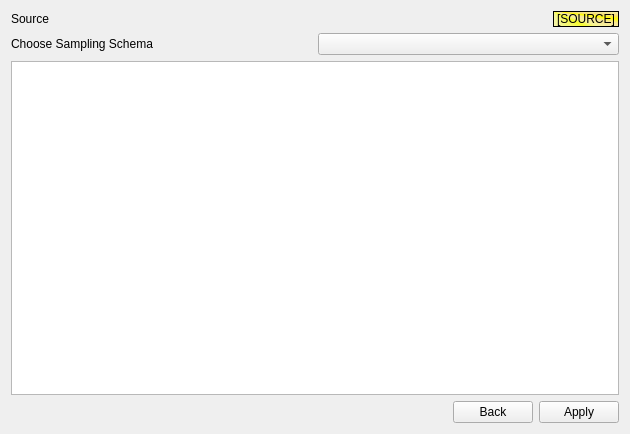
Old version of the form app_new/frmsampling.ui in the repository doublebyte1/app_solution.
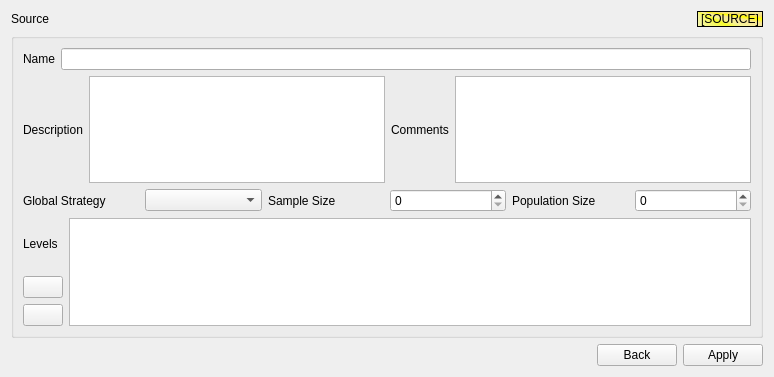
New version of the form. Icons and pictures are not drawn.

Commit message: - Refactoring of the support for rule checker; replaced id_rules on table UI_rules for a more standard "id"; reference rules moved from table UI_rule_ptrs to UI_rules to overcome a bug with the indexes (support for ETYPE::NA); - Refactor of FrmSampling to make it member of GenericTab, and make it acessible to the rule binder (for exposing it to rules); - Changed FrmSampling UI, according to the new database structure;

Diff of the .ui file:
```diff
--- a/app_new/frmsampling.ui
+++ b/app_new/frmsampling.ui
@@ -6,14 +6,14 @@
    <rect>
     <x>0</x>
     <y>0</y>
-    <width>630</width>
-    <height>434</height>
+    <width>774</width>
+    <height>377</height>
    </rect>
   </property>
   <property name="windowTitle">
    <string>Form</string>
   </property>
-  <layout class="QVBoxLayout" name="verticalLayout">
+  <layout class="QVBoxLayout" name="verticalLayout_3">
    <item>
     <layout class="QHBoxLayout" name="horizontalLayout_2">
      <item>
@@ -52,24 +52,181 @@
     </layout>
    </item>
    <item>
-    <layout class="QHBoxLayout" name="horizontalLayout_3">
-     <item>
-      <widget class="QLabel" name="label_2">
-       <property name="text">
-        <string>Choose Sampling Schema</string>
-       </property>
-      </widget>
-     </item>
-     <item>
-      <widget class="QComboBox" name="cmbSchema"/>
-     </item>
-    </layout>
-   </item>
-   <item>
-    <widget class="QTableView" name="tableView">
-     <property name="alternatingRowColors">
-      <bool>true</bool>
+    <widget class="QGroupBox" name="groupTechnique">
+     <property name="title">
+      <string/>
      </property>
+     <layout class="QVBoxLayout" name="verticalLayout_2">
+      <item>
+       <layout class="QHBoxLayout" name="horizontalLayout_3">
+        <item>
+         <widget class="QLabel" name="label_2">
+          <property name="text">
+           <string>Name</string>
+          </property>
+         </widget>
+        </item>
+        <item>
+         <widget class="QLineEdit" name="lineName"/>
+        </item>
+       </layout>
+      </item>
+      <item>
+       <layout class="QHBoxLayout" name="horizontalLayout_4">
+        <item>
+         <widget class="QLabel" name="label_3">
+          <property name="text">
+           <string>Description</string>
+          </property>
+          <property name="buddy">
+           <cstring>textDescription</cstring>
+          </property>
+         </widget>
+        </item>
+        <item>
+         <widget class="QPlainTextEdit" name="textDescription"/>
+        </item>
+        <item>
+         <widget class="QLabel" name="label_8">
+          <property name="text">
+           <string>Comments</string>
+          </property>
+         </widget>
+        </item>
+        <item>
+         <widget class="QPlainTextEdit" name="textComments"/>
+        </item>
+       </layout>
+      </item>
+      <item>
+       <layout class="QHBoxLayout" name="horizontalLayout_5">
+        <item>
+         <widget class="QLabel" name="label_4">
+          <property name="text">
+           <string>Global Strategy</string>
+          </property>
+          <property name="buddy">
+           <cstring>cmbStrategy</cstring>
+          </property>
+         </widget>
+        </item>
+        <item>
+         <widget class="QComboBox" name="cmbStrategy"/>
+        </item>
+        <item>
+         <widget class="QLabel" name="label_5">
+          <property name="text">
+           <string>Sample Size</string>
+          </property>
+          <property name="buddy">
+           <cstring>spinSample</cstring>
+          </property>
+         </widget>
+        </item>
+        <item>
+         <widget class="QSpinBox" name="spinSample">
+          <property name="maximum">
+           <number>100000</number>
+          </property>
+         </widget>
+        </item>
+        <item>
+         <widget class="QLabel" name="label_6">
+          <property name="text">
+           <string>Population Size</string>
+          </property>
+          <property name="buddy">
+           <cstring>spinPopulation</cstring>
+          </property>
+         </widget>
+        </item>
+        <item>
+         <widget class="QSpinBox" name="spinPopulation">
+          <property name="maximum">
+           <number>100000</number>
+          </property>
+         </widget>
+        </item>
+       </layout>
+      </item>
+      <item>
+       <layout class="QHBoxLayout" name="horizontalLayout_6">
+        <item>
+         <layout class="QVBoxLayout" name="verticalLayout">
+          <item>
+           <widget class="QLabel" name="label_7">
+            <property name="sizePolicy">
+             <sizepolicy hsizetype="Preferred" vsizetype="MinimumExpanding">
+              <horstretch>0</horstretch>
+              <verstretch>0</verstretch>
+             </sizepolicy>
+            </property>
+            <property name="text">
+             <string>Levels</string>
+            </property>
+            <property name="buddy">
+             <cstring>tableView</cstring>
+            </property>
+           </widget>
+          </item>
+          <item>
+           <widget class="QPushButton" name="pushInsert">
+            <property name="toolTip">
+             <string>Insert row</string>
+            </property>
+            <property name="statusTip">
+             <string>Insert row</string>
+            </property>
+            <property name="whatsThis">
+             <string>Inserts row into table</string>
+            </property>
+            <property name="text">
+             <string/>
+            </property>
+            <property name="icon">
+             <iconset resource="app_new.qrc">
+              <normaloff>:/app_new/add.png</normaloff>:/app_new/add.png</iconset>
+            </property>
+           </widget>
+          </item>
+          <item>
+           <widget class="QPushButton" name="pushRemove">
+            <property name="toolTip">
+             <string>Remove row</string>
+            </property>
+            <property name="statusTip">
+             <string>Remove row</string>
+            </property>
+            <property name="whatsThis">
+             <string>Removes row into table</string>
+            </property>
+            <property name="text">
+             <string/>
+            </property>
+            <property name="icon">
+             <iconset resource="app_new.qrc">
+              <normaloff>:/app_new/cancel.png</normaloff>:/app_new/cancel.png</iconset>
+            </property>
+           </widget>
+          </item>
+         </layout>
+        </item>
+        <item>
+         <widget class="QTableView" name="tableView">
+          <property name="alternatingRowColors">
+           <bool>true</bool>
+          </property>
+          <property name="selectionMode">
+           <enum>QAbstractItemView::SingleSelection</enum>
+          </property>
+          <property name="selectionBehavior">
+           <enum>QAbstractItemView::SelectRows</enum>
+          </property>
+         </widget>
+        </item>
+       </layout>
+      </item>
+     </layout>
     </widget>
    </item>
    <item>
```
Left out of the diff: 52 changed lines with no effect on the pictures. The commit also changes 77 other files.
